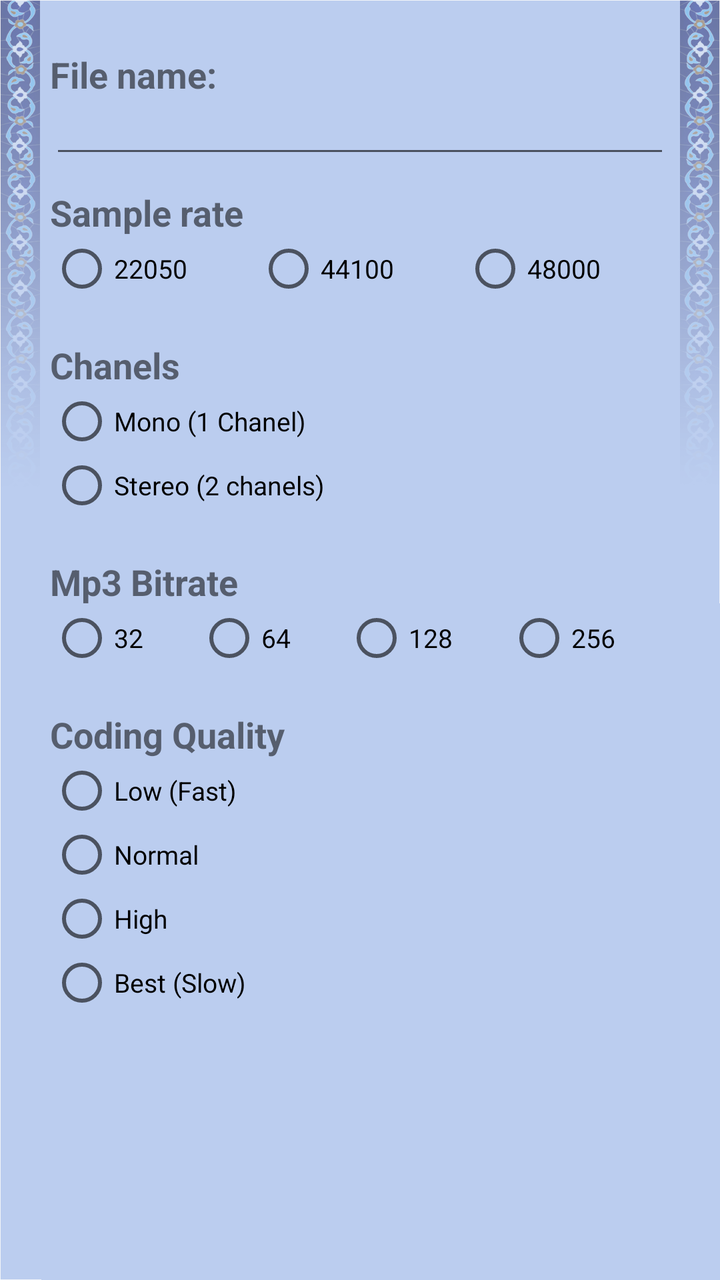
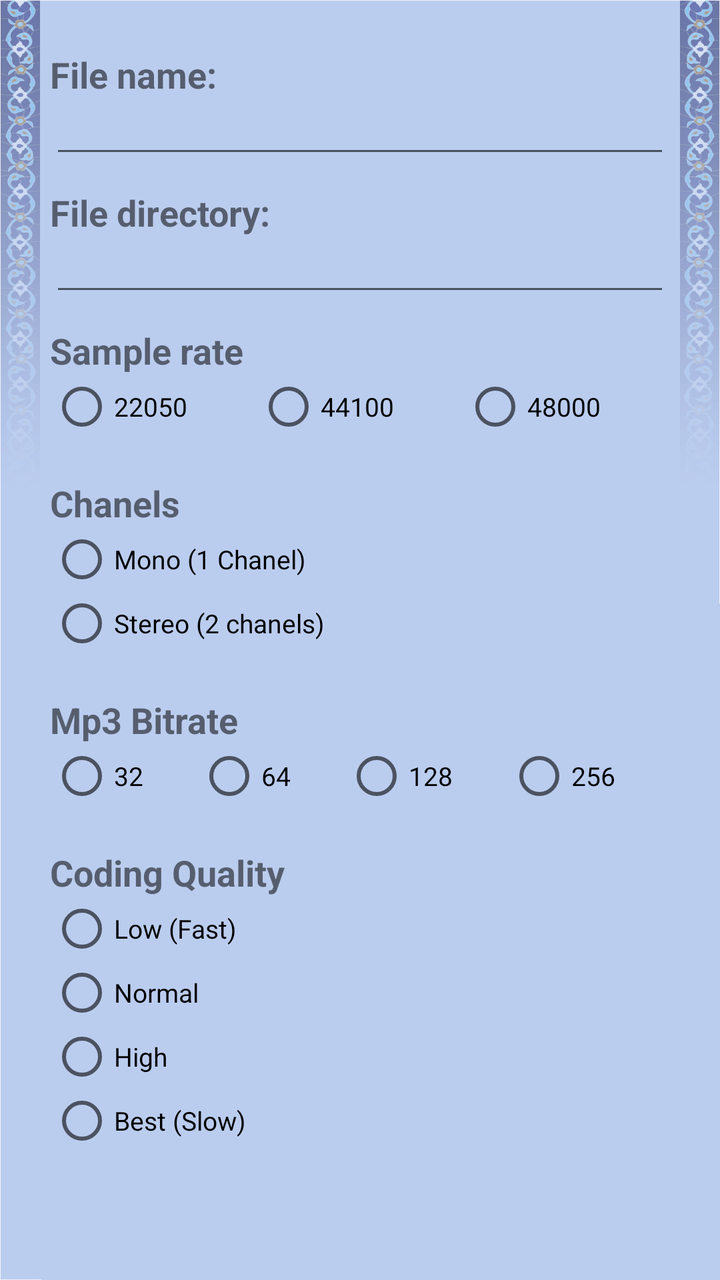

Screens rendered from an Android XML layout before and after an edit, with the pre-edit source and the edit as a unified diff.
<!-- AndroidManifest.xml: application theme AppTheme -->
<!-- res/layout/activity_setting.xml -->
<?xml version="1.0" encoding="utf-8"?>
<RelativeLayout
    xmlns:android="http://schemas.android.com/apk/res/android"
    xmlns:app="http://schemas.android.com/apk/lib/com.example.jaisonjoseph.newsclient"
    android:layout_width="fill_parent"
    android:layout_height="fill_parent"
    >


    <ImageView
        android:id="@+id/imageView"
        android:layout_width="fill_parent"
        android:layout_height="fill_parent"
        android:adjustViewBounds="false"
        android:cropToPadding="false"
        android:scaleType="fitXY"
        android:src="@drawable/recordermastersetting" />

    
        
        
        
        
    <ScrollView
        android:layout_width="match_parent"
        android:layout_height="match_parent"
        android:layout_marginBottom="30dp"
        android:layout_marginLeft="25dp"
        android:layout_marginRight="25dp"
        android:layout_marginTop="25dp">

        <LinearLayout
            android:layout_width="match_parent"
            android:layout_height="wrap_content"
            android:orientation="vertical">


            <LinearLayout
                android:id="@+id/fn"
                android:layout_width="match_parent"
                android:layout_height="match_parent"
                android:layout_marginBottom="10dp"
                android:orientation="vertical">

                <TextView
                    android:id="@+id/file_name"
                    android:layout_width="match_parent"
                    android:layout_height="wrap_content"
                    android:text="File name:"
                    android:textSize="@dimen/titr_text_size"
                    android:textStyle="bold" />

                <EditText
                    android:id="@+id/set_name"
                    android:layout_width="match_parent"
                    android:layout_height="match_parent"
                    android:ems="10"
                    android:inputType="textPersonName"
                    android:textSize="@dimen/subtitr_text_size" />
            </LinearLayout>

            
            
            
            
            
            

            
            
            
            
            
            
            

            
            
            
            
            
            
            
            
            

            <LinearLayout
                android:id="@+id/fqs"
                android:layout_width="match_parent"
                android:layout_height="wrap_content"
                android:layout_marginBottom="20dp"
                android:orientation="vertical">

                <TextView
                    android:id="@+id/samplerate_setting"
                    android:layout_width="match_parent"
                    android:layout_height="wrap_content"
                    android:text="Sample rate"
                    android:textSize="@dimen/titr_text_size"
                    android:textStyle="bold" />

                <RadioGroup
                    android:id="@+id/fqs_radiogroup"
                    android:layout_width="match_parent"
                    android:layout_height="match_parent"
                    android:orientation="horizontal">

                    
                        
                        
                        
                        
                        
                        

                    <RadioButton
                        android:id="@+id/lowQFile"
                        android:layout_width="wrap_content"
                        android:layout_height="wrap_content"
                        android:layout_weight="1"
                        android:text="22050"
                        android:textSize="@dimen/subtitr_text_size" />

                    <RadioButton
                        android:id="@+id/normalQFile"
                        android:layout_width="wrap_content"
                        android:layout_height="wrap_content"
                        android:layout_weight="1"
                        android:text="44100"
                        android:textSize="@dimen/subtitr_text_size" />

                    <RadioButton
                        android:id="@+id/HighQFile"
                        android:layout_width="wrap_content"
                        android:layout_height="wrap_content"
                        android:layout_weight="1"
                        android:text="48000"
                        android:textSize="@dimen/subtitr_text_size" />

                </RadioGroup>

                
            </LinearLayout>

            <LinearLayout
                android:id="@+id/fch"
                android:layout_width="match_parent"
                android:layout_height="match_parent"
                android:layout_marginBottom="20dp"
                android:orientation="vertical">

                <TextView
                    android:id="@+id/fast_setting"
                    android:layout_width="match_parent"
                    android:layout_height="wrap_content"
                    android:text="Chanels"
                    android:textSize="@dimen/titr_text_size"
                    android:textStyle="bold" />

                <RadioGroup
                    android:id="@+id/fch_radiogroup"
                    android:layout_width="match_parent"
                    android:layout_height="match_parent"
                    android:orientation="vertical">

                    <RadioButton
                        android:id="@+id/mono"
                        android:layout_width="wrap_content"
                        android:layout_height="wrap_content"
                        android:layout_weight="1"
                        android:text="Mono (1 Chanel)"
                        android:textSize="@dimen/subtitr_text_size" />

                    <RadioButton
                        android:id="@+id/stereo"
                        android:layout_width="wrap_content"
                        android:layout_height="wrap_content"
                        android:layout_weight="1"
                        android:text="Stereo (2 chanels)"
                        android:textSize="@dimen/subtitr_text_size" />

                </RadioGroup>


            </LinearLayout>

            
            
            
            
            
            

            
            
            
            
            
            
            

            
            
            
            
            

            
            
            
            
            
            
            

            
            
            
            
            
            
            

            


            

            <LinearLayout
                android:id="@+id/fcodB"
                android:layout_width="match_parent"
                android:layout_height="match_parent"
                android:layout_marginBottom="20dp"
                android:orientation="vertical">

                <TextView
                    android:id="@+id/Mp3Btr"
                    android:layout_width="match_parent"
                    android:layout_height="wrap_content"
                    android:text="Mp3 Bitrate"
                    android:textSize="@dimen/titr_text_size"
                    android:textStyle="bold" />


                <RadioGroup
                    android:id="@+id/fcodB_rg"
                    android:layout_width="match_parent"
                    android:layout_height="match_parent"
                    android:orientation="horizontal">

                    <RadioButton
                        android:id="@+id/mp3B32"
                        android:layout_width="wrap_content"
                        android:layout_height="wrap_content"
                        android:layout_weight="1"
                        android:text="32"
                        android:textSize="@dimen/subtitr_text_size" />

                    <RadioButton
                        android:id="@+id/mp3B64"
                        android:layout_width="wrap_content"
                        android:layout_height="wrap_content"
                        android:layout_weight="1"
                        android:text="64"
                        android:textSize="@dimen/subtitr_text_size" />

                    <RadioButton
                        android:id="@+id/Mp3B128"
                        android:layout_width="wrap_content"
                        android:layout_height="wrap_content"
                        android:layout_weight="1"
                        android:text="128"
                        android:textSize="@dimen/subtitr_text_size" />

                    <RadioButton
                        android:id="@+id/mp3B256"
                        android:layout_width="wrap_content"
                        android:layout_height="wrap_content"
                        android:layout_weight="1"
                        android:text="256"
                        android:textSize="@dimen/subtitr_text_size" />

                </RadioGroup>

            </LinearLayout>

            <LinearLayout
                android:id="@+id/fcodQ"
                android:layout_width="match_parent"
                android:layout_height="match_parent"
                android:layout_marginBottom="20dp"
                android:orientation="vertical">

                <TextView
                    android:id="@+id/Mp3Q"
                    android:layout_width="match_parent"
                    android:layout_height="wrap_content"
                    android:text="Coding Quality"
                    android:textSize="@dimen/titr_text_size"
                    android:textStyle="bold" />


                <RadioGroup
                    android:id="@+id/fcodQ_rg"
                    android:layout_width="match_parent"
                    android:layout_height="wrap_content"
                    android:orientation="vertical">

                    <RadioButton
                        android:id="@+id/mp3Qlow"
                        android:layout_width="wrap_content"
                        android:layout_height="wrap_content"
                        android:layout_weight="1"
                        android:text="Low (Fast)"
                        android:textSize="@dimen/subtitr_text_size" />

                    <RadioButton
                        android:id="@+id/mp3Qnormal"
                        android:layout_width="wrap_content"
                        android:layout_height="wrap_content"
                        android:layout_weight="1"
                        android:text="Normal"
                        android:textSize="@dimen/subtitr_text_size" />

                    <RadioButton
                        android:id="@+id/Mp3Qhigh"
                        android:layout_width="wrap_content"
                        android:layout_height="wrap_content"
                        android:layout_weight="1"
                        android:text="High"
                        android:textSize="@dimen/subtitr_text_size" />

                    <RadioButton
                        android:id="@+id/mp3Qbest"
                        android:layout_width="wrap_content"
                        android:layout_height="wrap_content"
                        android:layout_weight="1"
                        android:text="Best (Slow)"
                        android:textSize="@dimen/subtitr_text_size" />

                </RadioGroup>

            </LinearLayout>


        </LinearLayout>

    </ScrollView>

    



</RelativeLayout>
<!-- resources referenced by this layout -->
<resources>
  <dimen name="subtitr_text_size">13dp</dimen>
  <dimen name="titr_text_size">18dp</dimen>
  <!-- drawable recordermastersetting: png bitmap (drawable-xxxhdpi, 594116 bytes) -->
  <style name="AppTheme" parent="Theme.AppCompat.Light.DarkActionBar">
          
          <item name="colorPrimary">@color/colorPrimary</item>
          <item name="colorPrimaryDark">@color/colorPrimaryDark</item>
          <item name="colorAccent">@color/colorAccent</item>
      </style>
  <color name="colorPrimary">#3F51B5</color>
  <color name="colorPrimaryDark">#303F9F</color>
  <color name="colorAccent">#FF4081</color>
</resources>

<!-- the commit's change to res/layout/activity_setting.xml (unified diff, before → after) -->
@@ -59,6 +59,30 @@
                     android:textSize="@dimen/subtitr_text_size" />
             </LinearLayout>
 
+            <LinearLayout
+                android:id="@+id/fd"
+                android:layout_width="match_parent"
+                android:layout_height="match_parent"
+                android:layout_marginBottom="10dp"
+                android:orientation="vertical">
+
+                <TextView
+                    android:id="@+id/file_dir"
+                    android:layout_width="match_parent"
+                    android:layout_height="wrap_content"
+                    android:text="File directory:"
+                    android:textSize="@dimen/titr_text_size"
+                    android:textStyle="bold" />
+
+                <EditText
+                    android:id="@+id/set_dir"
+                    android:layout_width="match_parent"
+                    android:layout_height="match_parent"
+                    android:ems="10"
+                    android:inputType="textPersonName"
+                    android:textSize="@dimen/subtitr_text_size" />
+            </LinearLayout>
+
             
             
             
